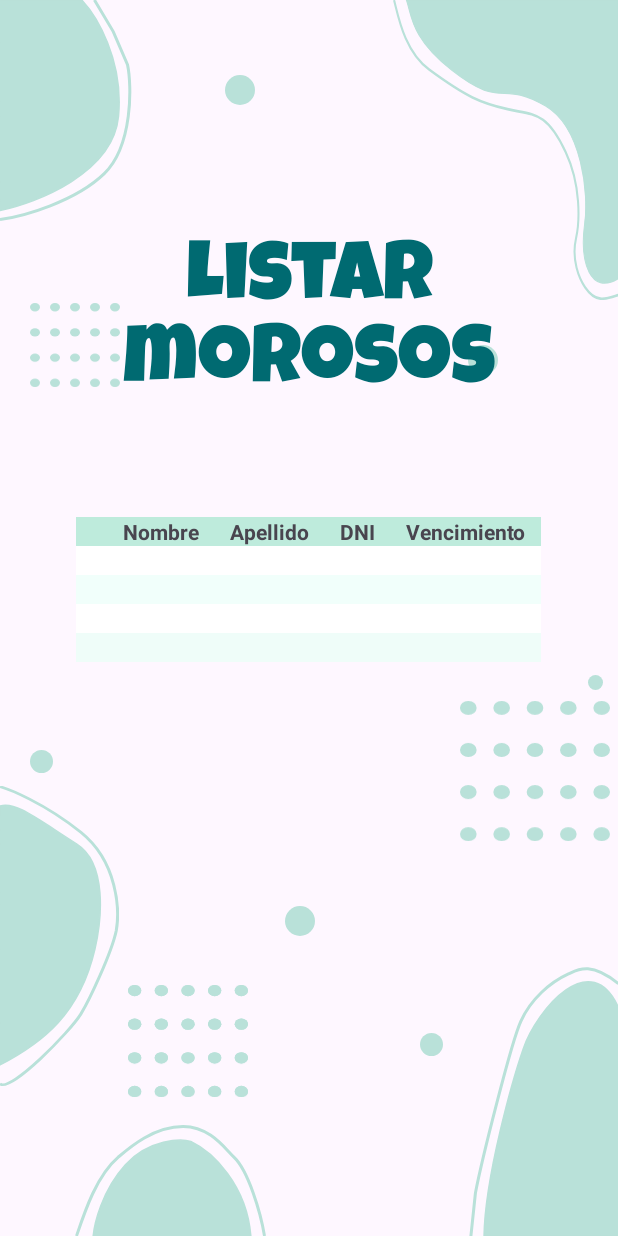
After one commit to fazcue/DamProyectoIntegrador, an Android app: the Debtors screen opened directly, with no data from a screen before it, on a phone screen of 412 x 824 dp. The commit adds this screen. Run offline under Robolectric (Android 15) with nearby library versions, the phone set to English and light mode, and no system bars.

Commit message:
Add debtors activity

```diff
--- /dev/null
+++ b/app/src/main/java/com/example/damproyectointegrador/Debtors.kt
@@ -0,0 +1,20 @@
+package com.example.damproyectointegrador
+
+import android.os.Bundle
+import androidx.activity.enableEdgeToEdge
+import androidx.appcompat.app.AppCompatActivity
+import androidx.core.view.ViewCompat
+import androidx.core.view.WindowInsetsCompat
+
+class Debtors : AppCompatActivity() {
+    override fun onCreate(savedInstanceState: Bundle?) {
+        super.onCreate(savedInstanceState)
+        enableEdgeToEdge()
+        setContentView(R.layout.activity_debtors)
+        ViewCompat.setOnApplyWindowInsetsListener(findViewById(R.id.main)) { v, insets ->
+            val systemBars = insets.getInsets(WindowInsetsCompat.Type.systemBars())
+            v.setPadding(systemBars.left, systemBars.top, systemBars.right, systemBars.bottom)
+            insets
+        }
+    }
+}
--- /dev/null
+++ b/app/src/main/res/layout/activity_debtors.xml
@@ -0,0 +1,137 @@
+<FrameLayout xmlns:android="http://schemas.android.com/apk/res/android"
+    android:layout_width="match_parent"
+    android:layout_height="match_parent"
+    android:orientation="vertical">
+
+    <include layout="@layout/main_base" />
+
+    <LinearLayout
+        android:layout_width="match_parent"
+        android:layout_height="match_parent"
+        android:orientation="vertical"
+        android:gravity="center">
+
+        <TextView
+            android:id="@+id/textView2"
+            style="@style/TitleStyle"
+            android:layout_width="match_parent"
+            android:layout_height="wrap_content"
+            android:layout_marginBottom="60dp"
+            android:text="Listar morosos" />
+
+        <TableLayout
+            android:layout_width="310dp"
+            android:layout_height="345dp">
+
+            <TableRow
+                android:layout_width="310dp"
+                android:layout_height="match_parent"
+                android:background="#BEEBDC">
+
+                <TextView
+                    android:layout_width="wrap_content"
+                    android:layout_height="wrap_content"
+                    android:layout_weight="1"
+                    android:gravity="center"
+                    android:text=""
+                    android:textStyle="bold" />
+
+                <TextView
+                    android:layout_width="wrap_content"
+                    android:layout_height="wrap_content"
+                    android:layout_weight="1"
+                    android:gravity="center"
+                    android:text="Nombre"
+                    android:textStyle="bold" />
+
+                <TextView
+                    android:layout_width="wrap_content"
+                    android:layout_height="wrap_content"
+                    android:layout_weight="1"
+                    android:gravity="center"
+                    android:text="Apellido"
+                    android:textStyle="bold" />
+
+                <TextView
+                    android:layout_width="wrap_content"
+                    android:layout_height="wrap_content"
+                    android:layout_weight="1"
+                    android:gravity="center"
+                    android:text="DNI"
+                    android:textStyle="bold" />
+
+                <TextView
+                    android:layout_width="wrap_content"
+                    android:layout_height="wrap_content"
+                    android:layout_weight="1"
+                    android:gravity="center"
+                    android:text="Vencimiento"
+                    android:textStyle="bold" />
+
+            </TableRow>
+
+            <TableRow
+                android:layout_width="310dp"
+                android:layout_height="50dp"
+                android:background="#ffffff">
+
+                <TextView
+                    android:layout_width="wrap_content"
+                    android:layout_height="wrap_content"
+                    android:layout_weight="1"
+                    android:gravity="center"
+                    android:text=""
+                    android:textStyle="bold" />
+
+            </TableRow>
+
+            <TableRow
+                android:layout_width="310dp"
+                android:layout_height="match_parent"
+                android:background="#BEEBDC">
+
+                <TextView
+                    android:layout_width="wrap_content"
+                    android:layout_height="wrap_content"
+                    android:layout_weight="1"
+                    android:background="#F1FFFB"
+                    android:gravity="center"
+                    android:text=""
+                    android:textStyle="bold" />
+            </TableRow>
+
+            <TableRow
+                android:layout_width="310dp"
+                android:layout_height="match_parent"
+                android:background="#ffffff">
+
+                <TextView
+                    android:layout_width="wrap_content"
+                    android:layout_height="wrap_content"
+                    android:layout_weight="1"
+                    android:gravity="center"
+                    android:text=""
+                    android:textStyle="bold" />
+            </TableRow>
+
+            <TableRow
+                android:layout_width="310dp"
+                android:layout_height="match_parent"
+                android:background="#BEEBDC">
+
+                <TextView
+                    android:layout_width="wrap_content"
+                    android:layout_height="wrap_content"
+                    android:layout_weight="1"
+                    android:background="#EFFDF9"
+                    android:gravity="center"
+                    android:text=""
+                    android:textStyle="bold" />
+            </TableRow>
+
+
+        </TableLayout>
+
+    </LinearLayout>
+
+</FrameLayout>
--- a/app/src/main/res/values/strings.xml
+++ b/app/src/main/res/values/strings.xml
@@ -22,4 +22,8 @@
     <string name="aptoFisico">Apto Fisico</string>
     <string name="usernameLabel">usuario:</string>
     <string name="passwordLabel">contraseña:</string>
+    <string name="socio_n">Socio Nº</string>
+    <string name="dni">DNI</string>
+    <string name="nombre_completo">Nombre completo</string>
+    <string name="v_lido_hasta">Válido hasta</string>
 </resources>
```
Also changed, not shown: app/src/main/AndroidManifest.xml (+9 -3 lines), app/src/main/java/com/example/damproyectointegrador/MembershipCard.kt (added, +20 -0 lines), app/src/main/res/layout/activity_membership_card.xml (added, +95 -0 lines).
